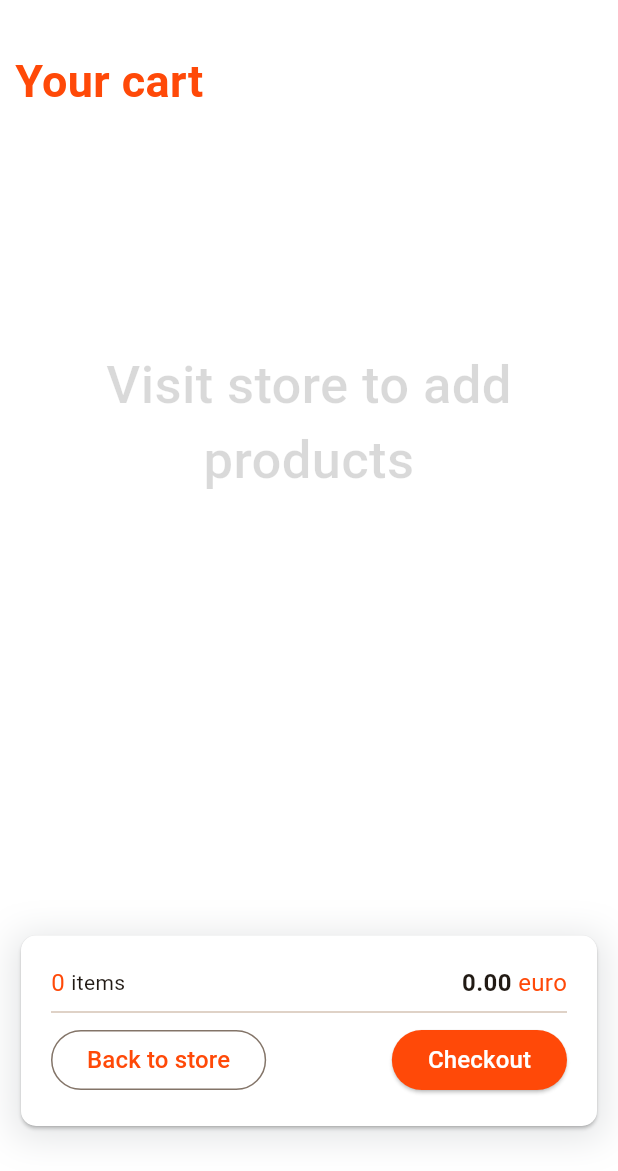
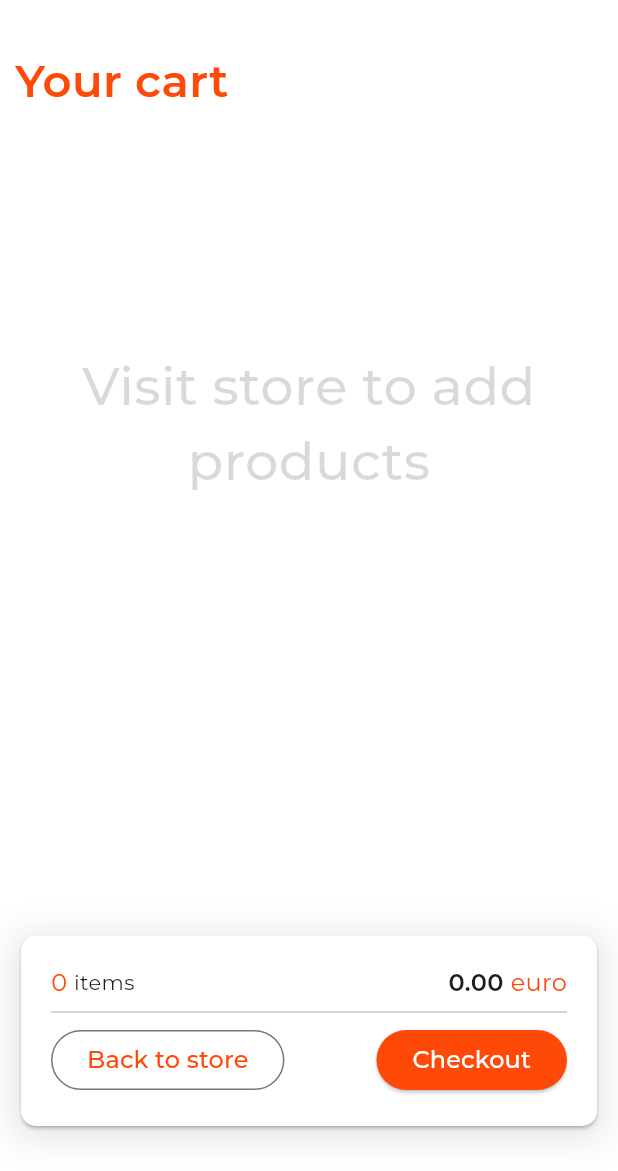
Before and after one commit to NikitaEfimovIT/ready_to_go_store, a Flutter app: the screen it shows after launch, after a tap on the "shopping cart" icon, on a phone screen of 412 x 824 dp, the part 65-1236 px from its top. Run offline on Flutter 3.47's test engine with Material 3 defaults, Android fonts, the phone set to English and light mode, and no system bars; our stand-ins replace google_fonts, infinite_scroll_pagination; network calls fail; project files that could hold a hidden picture were left out.

```diff
--- a/lib/home_page_components/product_card/product_detailed_modal_view.dart
+++ b/lib/home_page_components/product_card/product_detailed_modal_view.dart
@@ -62,6 +62,7 @@ void showProductModal(BuildContext context, Product product) {
                             ],
                           ),
                         ),
+                        const SizedBox(width: 20),
                         Column(
                           crossAxisAlignment: CrossAxisAlignment.end,
                           children: [
--- a/lib/main.dart
+++ b/lib/main.dart
@@ -4,6 +4,7 @@ import 'package:ready_to_go_store/home_page.dart';
 import 'package:ready_to_go_store/models/app_state.dart';
 
 import 'cart_provider.dart';
+import 'package:google_fonts/google_fonts.dart';
 
 void main() {
   runApp(
@@ -29,7 +30,7 @@ class MyApp extends StatelessWidget {
         },
       title: 'Flutter Demo',
       theme: ThemeData(
-
+        textTheme: GoogleFonts.montserratTextTheme(),
         colorScheme: ColorScheme.fromSeed(
             seedColor: Colors.orange,
             primary: Colors.black,
--- a/pubspec.yaml
+++ b/pubspec.yaml
@@ -39,6 +39,8 @@ dependencies:
   provider: ^6.1.2
   infinite_scroll_pagination: ^4.1.0
   uuid: ^4.5.1
+  google_fonts: ^6.2.1
+
 
 dev_dependencies:
   flutter_test:
```
Also changed, not shown: pubspec.lock, 3 other files.
